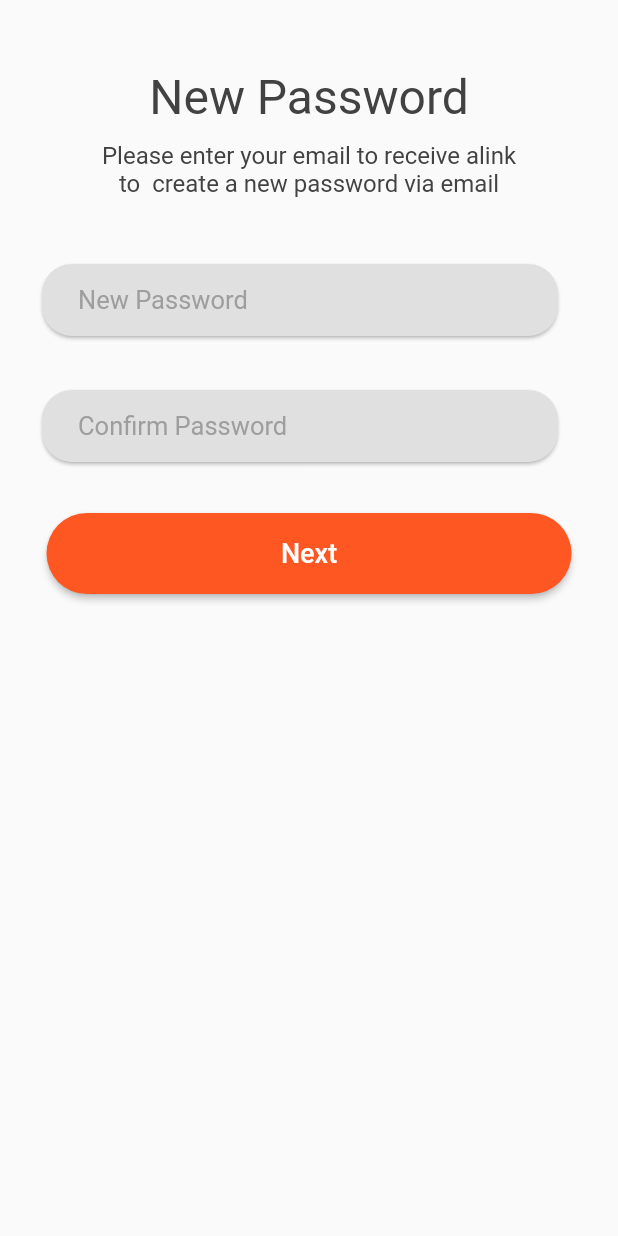
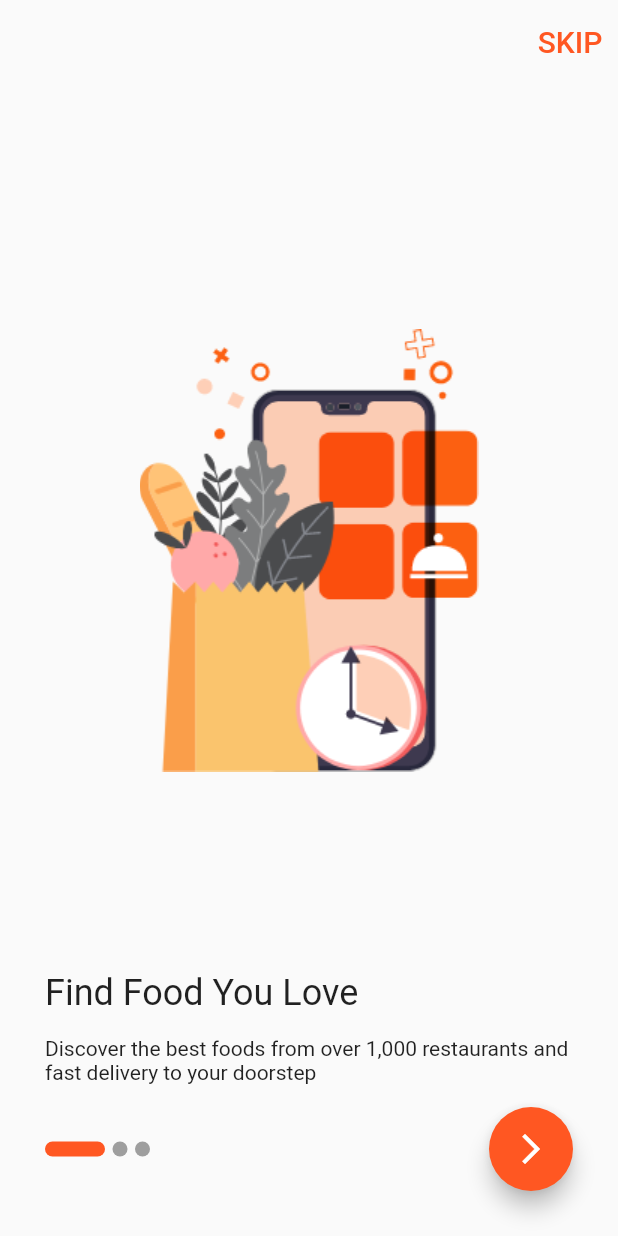
Before and after one commit to MuhammedAlhaj/MyMeal, a Flutter app: the screen it shows after launch, on a phone screen of 412 x 824 dp. Run offline on Flutter 3.47's test engine with Material 2 defaults, Android fonts, the phone set to English and light mode, and no system bars; drawn by our look-alikes of smooth_page_indicator; our stand-ins replace flutter_signin_button, splashscreen.

Commit message:
First-commit

```diff
--- a/lib/constans/font_family.dart
+++ b/lib/constans/font_family.dart
@@ -2,5 +2,6 @@ class FontFamily {
   FontFamily._();
 
   static String productSans = "ProductSans";
+  static String jannah= "Jannah";
   static String roboto = "Roboto";
 }
--- a/lib/examp.dart
+++ b/lib/examp.dart
@@ -1,58 +1,10 @@
-import 'package:flutter/cupertino.dart';
+
 import 'package:flutter/material.dart';
-import 'package:flutter_signin_button/button_list.dart';
-import 'package:mymeal/ui/Widgets.dart';
 
 class examp extends StatelessWidget {
-  const examp({Key? key}) : super(key: key);
 
   @override
   Widget build(BuildContext context) {
-    return Scaffold(
-    body: Padding(
-    padding: const EdgeInsets.only(top: 46.0),
-    child: SingleChildScrollView(
-    child: Column(children: [
-    Padding(
-    padding: const EdgeInsets.only(right: 48.0,left: 48.0),
-    child: Center(
-    child: Text(
-    'New Password',
-    style: TextStyle(
-    color: Colors.grey[800],
-    fontSize: 32,
-    fontWeight: FontWeight.w400),
-    textAlign: TextAlign.center,
-    ),
-    ),
-    ),
-    SizedBox(
-    height: 10,
-    ),
-    Padding(
-    padding: const EdgeInsets.only(left: 64.0,right: 64.0),
-    child: Center(
-    child: Text(
-    'Please enter your email to receive alink to  create a new password via email',
-    style: TextStyle(
-    color: Colors.grey[800],
-    fontSize: 16,
-    ),
-    textAlign: TextAlign.center,
-    ),
-    ),
-    ),
-      SizedBox(height:20),
-      BorderText('New Password', TextInputType.visiblePassword,true),
-      SizedBox(height:8),
-      BorderText('Confirm Password', TextInputType.visiblePassword,true),
-      SizedBox(height:30),
-      Buttonss(text: 'Next', hight:350, width: 54, color:Colors.deepOrange),
-
-      ]
-    ),
-    ),
-    ),
-    );
+    return Scaffold();
   }
 }
--- a/lib/main.dart
+++ b/lib/main.dart
@@ -5,6 +5,7 @@ import 'package:mymeal/ui/login/ResetPassword.dart';
 import 'package:mymeal/ui/login/login.dart';
 import 'package:mymeal/ui/login/signin.dart';
 import 'package:mymeal/ui/login/signup.dart';
+import 'package:mymeal/ui/onboardingScreen.dart';
 import 'package:mymeal/ui/splash/splash.dart';
 
 void main() {
@@ -23,7 +24,7 @@ class _MyAppState extends State<MyApp> {
   Widget build(BuildContext context) {
     return MaterialApp(
       debugShowCheckedModeBanner: false,
-      home: examp(),
+      home: OnBoardingScreen(),
     );
   }
 }
--- /dev/null
+++ b/lib/ui/login/newPassword.dart
@@ -0,0 +1,57 @@
+import 'package:flutter/cupertino.dart';
+import 'package:flutter/material.dart';
+import 'package:mymeal/ui/Widgets.dart';
+
+class examp extends StatelessWidget {
+  const examp({Key? key}) : super(key: key);
+
+  @override
+  Widget build(BuildContext context) {
+    return Scaffold(
+      body: Padding(
+        padding: const EdgeInsets.only(top: 46.0),
+        child: SingleChildScrollView(
+          child: Column(children: [
+            Padding(
+              padding: const EdgeInsets.only(right: 48.0,left: 48.0),
+              child: Center(
+                child: Text(
+                  'New Password',
+                  style: TextStyle(
+                      color: Colors.grey[800],
+                      fontSize: 32,
+                      fontWeight: FontWeight.w400),
+                  textAlign: TextAlign.center,
+                ),
+              ),
+            ),
+            SizedBox(
+              height: 10,
+            ),
+            Padding(
+              padding: const EdgeInsets.only(left: 64.0,right: 64.0),
+              child: Center(
+                child: Text(
+                  'Please enter your email to receive alink to  create a new password via email',
+                  style: TextStyle(
+                    color: Colors.grey[800],
+                    fontSize: 16,
+                  ),
+                  textAlign: TextAlign.center,
+                ),
+              ),
+            ),
+            SizedBox(height:20),
+            BorderText('New Password', TextInputType.visiblePassword,true),
+            SizedBox(height:8),
+            BorderText('Confirm Password', TextInputType.visiblePassword,true),
+            SizedBox(height:30),
+            Buttonss(text: 'Next', hight:350, width: 54, color:Colors.deepOrange),
+
+          ]
+          ),
+        ),
+      ),
+    );
+  }
+}
--- /dev/null
+++ b/lib/ui/onboardingScreen.dart
@@ -0,0 +1,146 @@
+
+
+import 'package:flutter/cupertino.dart';
+import 'package:flutter/material.dart';
+import 'package:mymeal/constans/font_family.dart';
+import 'package:mymeal/ui/login/login.dart';
+import 'package:smooth_page_indicator/smooth_page_indicator.dart';
+
+class BoardingModel {
+  final String image;
+  final String title;
+  final String body;
+
+  BoardingModel({
+    required this.image, required this.title, required this.body,
+  });
+}
+
+class OnBoardingScreen extends StatefulWidget {
+  @override
+  State<OnBoardingScreen> createState() => _OnBoardingScreenState();
+}
+
+class _OnBoardingScreenState extends State<OnBoardingScreen> {
+  var boardController = PageController();
+
+  List<BoardingModel> boarding = [
+    BoardingModel(image: 'assets/images/Find food.png',
+        title: 'Find Food You Love',
+        body: 'Discover the best foods from over 1,000 restaurants and fast delivery to your doorstep'),
+    BoardingModel(image: 'assets/images/Delivery.png',
+        title: 'Fast Delivery',
+        body: 'Fast food delivery to your home, office wherever you are'),
+    BoardingModel(image: 'assets/images/Live tracking.png',
+        title: 'Live Tracking',
+        body: 'Real time tracking of your food on the app once you placed the order')
+  ];
+
+  bool isLast = false;
+
+  @override
+  Widget build(BuildContext context) {
+    return Scaffold(
+      appBar:AppBar(
+        backgroundColor: Colors.transparent,
+        elevation: 0,
+        actions: [
+          TextButton(onPressed: (){
+            Navigator.pushAndRemoveUntil(
+              context,
+              MaterialPageRoute(builder: (context) => const login()),(Route<dynamic>route)=> false,
+            );
+          }, child: Text('SKIP',style: TextStyle(fontSize: 20,color: Colors.deepOrange),),),
+        ],
+      ),
+      body: Padding(
+        padding: const EdgeInsets.all(30.0),
+        child: Column(
+          children: [
+            Expanded(
+              child: PageView.builder(
+                controller: boardController,
+                onPageChanged: (int index){
+                  if (index==boarding.length  -1){
+                    setState(() {
+                      isLast=true;
+                    });
+                    print('last');
+                  }
+                  else{
+
+                    setState(() {
+                      isLast=false;
+                    });
+                    print('not last');
+                  }
+                },
+                physics: BouncingScrollPhysics(),
+                itemBuilder: (context, index) =>
+                    buildBoardingItem(boarding[index]),
+                itemCount: boarding.length,
+              ),
+            ),
+            Row(
+              children: [
+                SmoothPageIndicator(
+                  controller: boardController, count: boarding.length,
+                  effect: ExpandingDotsEffect(
+                    dotColor: Colors.grey,
+                    dotHeight: 10,
+                    activeDotColor: Colors.deepOrange,
+                    expansionFactor: 4,
+                    dotWidth: 10,
+                    spacing: 5,
+                  ),
+                ),
+                Spacer(),
+                FloatingActionButton(
+
+                  backgroundColor: Colors.deepOrange,
+                  onPressed: () {
+                    if (isLast) {
+                      Navigator.pushAndRemoveUntil(
+                        context,
+                        MaterialPageRoute(builder: (context) => const login()),(Route<dynamic>route)=> false,
+                      );
+                    } else {
+                      boardController.nextPage(duration: Duration(
+                        microseconds: 750,
+                      ), curve: Curves.fastLinearToSlowEaseIn);
+                    }
+                    },
+                  child: Icon(
+                    Icons.arrow_forward_ios,
+                  ),
+                )
+              ],
+            )
+          ],
+        ),
+      ),
+    );
+  }
+
+Widget buildBoardingItem(BoardingModel model) =>
+    Column(
+      crossAxisAlignment: CrossAxisAlignment.start,
+      children: [
+        Expanded(
+            child: Image(
+              image: AssetImage('${model.image}'),
+            )),
+        Text('${model.title}', style: TextStyle(
+          fontSize: 24.0,
+        ),),
+        SizedBox(height: 15,),
+        Text('${model.body}', style: TextStyle(
+          fontSize: 14.0,
+
+        ),),
+        SizedBox(height: 15,),
+
+
+      ],
+    );
+}
```
Also changed, not shown: pubspec.yaml (+6 -1 lines), assets/fonts/BahijJannaBold.ttf (added), assets/fonts/BahijJannaRegular.ttf (added), assets/fonts/JannaRegular.ttf (added), assets/images/Delivery.png (added), assets/images/Find food.png (added), assets/images/Live tracking.png (added), pubspec.lock.
